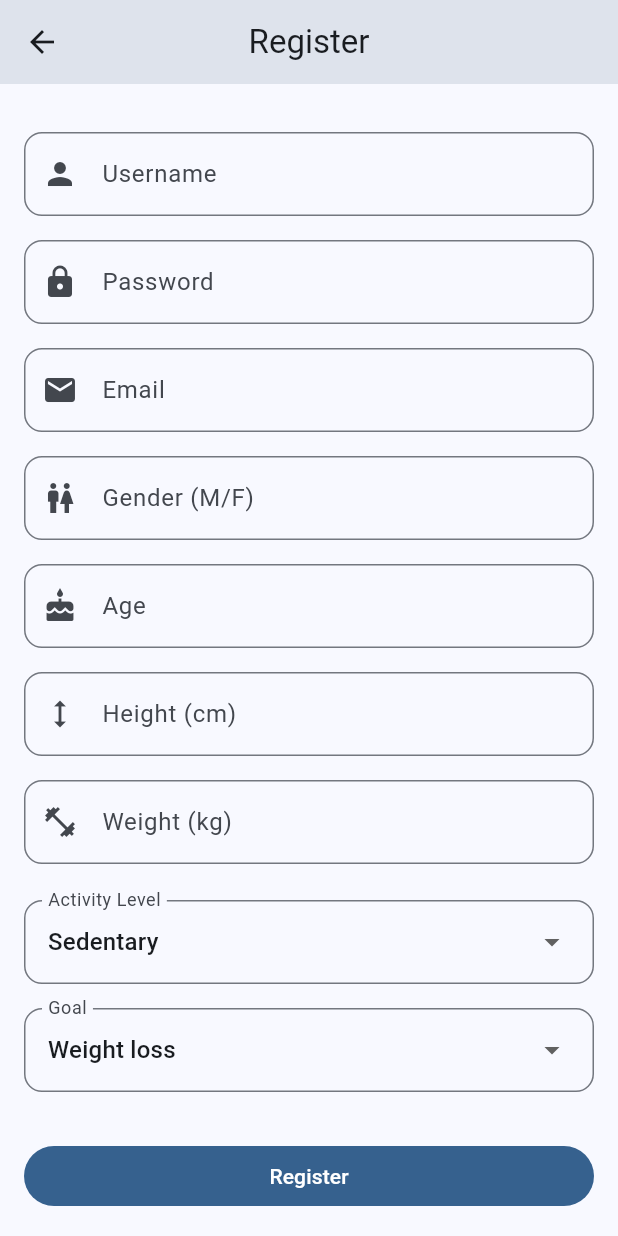
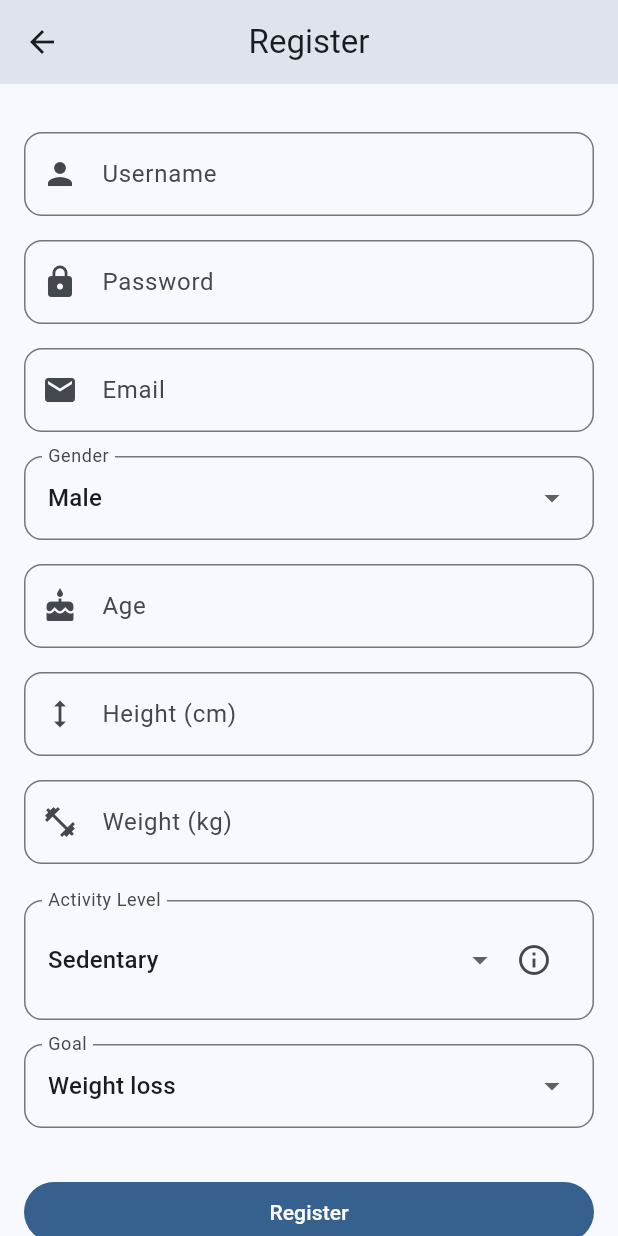
Before and after one commit to nzrsvt/calorie-tracker, a Flutter app: the RegisterPage screen opened by its route, scrolled down 44 dp, on a phone screen of 412 x 824 dp. Run offline on Flutter 3.47's test engine with Material 3 defaults, Android fonts, the phone set to English and light mode, and no system bars; drawn by our look-alikes of dynamic_color; our stand-ins replace flutter_secure_storage; accounts and stored records are empty.

Commit message:
Enhance register page, improve ai nutrition advices

```diff
--- a/flutter_app/lib/login_page.dart
+++ b/flutter_app/lib/login_page.dart
@@ -57,7 +57,7 @@ class _LoginPageState extends State<LoginPage> {
             crossAxisAlignment: CrossAxisAlignment.stretch,
             children: <Widget>[
               Text(
-                'Welcome Back',
+                'Welcome',
                 style: Theme.of(context).textTheme.headlineMedium,
                 textAlign: TextAlign.center,
               ),
--- a/flutter_app/lib/meals_page.dart
+++ b/flutter_app/lib/meals_page.dart
@@ -74,7 +74,7 @@ class _MealsPageState extends State<MealsPage> with TickerProviderStateMixin {
             } else {
               return AlertDialog(
                 title: Text("AI Advice for ${mealType.replaceAll('_', ' ').capitalize()}"),
-                content: Text(snapshot.data ?? "No advice available"),
+                content: Text(snapshot.data!.replaceAll('"', '') ?? "No advice available"),
                 actions: [
                   TextButton(
                     onPressed: () => Navigator.of(context).pop(),
--- a/flutter_app/lib/register_page.dart
+++ b/flutter_app/lib/register_page.dart
@@ -14,10 +14,10 @@ class _RegisterPageState extends State<RegisterPage> {
   final TextEditingController _usernameController = TextEditingController();
   final TextEditingController _passwordController = TextEditingController();
   final TextEditingController _emailController = TextEditingController();
-  final TextEditingController _genderController = TextEditingController();
   final TextEditingController _ageController = TextEditingController();
   final TextEditingController _heightController = TextEditingController();
   final TextEditingController _weightController = TextEditingController();
+  String _gender = 'M';
   String _activityLevel = 'S';
   String _goal = 'L';
   bool _isLoading = false;
@@ -33,7 +33,7 @@ class _RegisterPageState extends State<RegisterPage> {
         _usernameController.text,
         _emailController.text,
         _passwordController.text,
-        _genderController.text,
+        _gender,
         int.parse(_ageController.text),
         int.parse(_heightController.text),
         double.parse(_weightController.text),
@@ -56,6 +56,27 @@ class _RegisterPageState extends State<RegisterPage> {
         _isLoading = false;
       });
     }
+  }
+
+  void _showActivityInfo() {
+    showDialog(
+      context: context,
+      builder: (context) => AlertDialog(
+        title: const Text('Activity Level Info'),
+        content: const Text(
+            '• Sedentary - little or no exercise\n'
+            '• Lightly active - light exercise/sports 1-3 days/week\n'
+            '• Moderately active - moderate exercise/sports 3-5 days/week\n'
+            '• Very active - hard exercise/sports 6-7 days a week\n'
+            '• Extra active - very hard exercise, physical job or training twice a day'),
+        actions: <Widget>[
+          TextButton(
+            onPressed: () => Navigator.pop(context),
+            child: const Text('OK'),
+          ),
+        ],
+      ),
+    );
   }
 
   @override
@@ -84,7 +105,15 @@ class _RegisterPageState extends State<RegisterPage> {
               const SizedBox(height: 16),
               _buildTextField(_emailController, 'Email', Icons.email),
               const SizedBox(height: 16),
-              _buildTextField(_genderController, 'Gender (M/F)', Icons.wc),
+              _buildDropdown(
+                'Gender',
+                _gender,
+                {
+                  'M': 'Male',
+                  'F': 'Female',
+                },
+                (value) => setState(() => _gender = value!),
+              ),
               const SizedBox(height: 16),
               _buildTextField(_ageController, 'Age', Icons.cake, isNumber: true),
               const SizedBox(height: 16),
@@ -92,7 +121,7 @@ class _RegisterPageState extends State<RegisterPage> {
               const SizedBox(height: 16),
               _buildTextField(_weightController, 'Weight (kg)', Icons.fitness_center, isNumber: true),
               const SizedBox(height: 24),
-              _buildDropdown(
+              _buildDropdownWithInfoIcon(
                 'Activity Level',
                 _activityLevel,
                 {
@@ -103,6 +132,7 @@ class _RegisterPageState extends State<RegisterPage> {
                   'E': 'Extra active',
                 },
                 (value) => setState(() => _activityLevel = value!),
+                _showActivityInfo,
               ),
               const SizedBox(height: 16),
               _buildDropdown(
@@ -175,4 +205,39 @@ class _RegisterPageState extends State<RegisterPage> {
       ),
     );
   }
+
+  Widget _buildDropdownWithInfoIcon(String label, String value, Map<String, String> items, void Function(String?) onChanged, void Function() onInfoPressed) {
+    return InputDecorator(
+      decoration: InputDecoration(
+        labelText: label,
+        border: OutlineInputBorder(
+          borderRadius: BorderRadius.circular(12),
+        ),
+      ),
+      child: Row(
+        children: [
+          Expanded(
+            child: DropdownButtonHideUnderline(
+              child: DropdownButton<String>(
+                value: value,
+                isDense: true,
+                isExpanded: true,
+                items: items.entries.map((entry) {
+                  return DropdownMenuItem<String>(
+                    value: entry.key,
+                    child: Text(entry.value),
+                  );
+                }).toList(),
+                onChanged: onChanged,
+              ),
+            ),
+          ),
+          IconButton(
+            icon: const Icon(Icons.info_outline),
+            onPressed: onInfoPressed,
+          ),
+        ],
+      ),
+    );
+  }
 }
```
Also changed, not shown: 2 other files.
